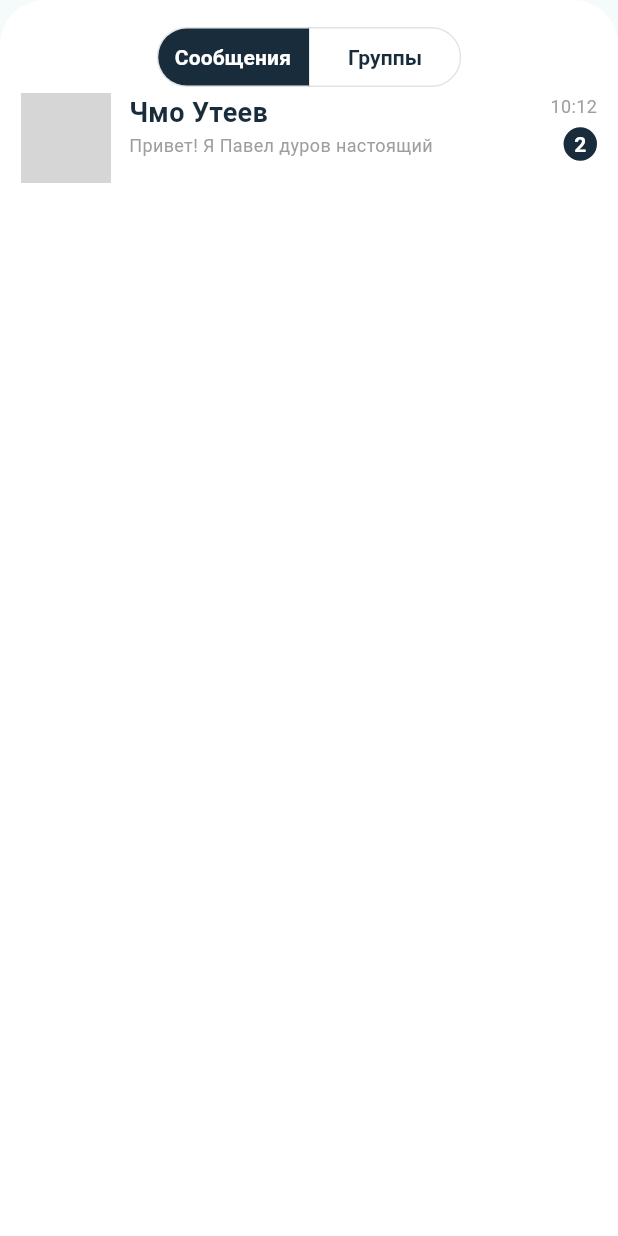
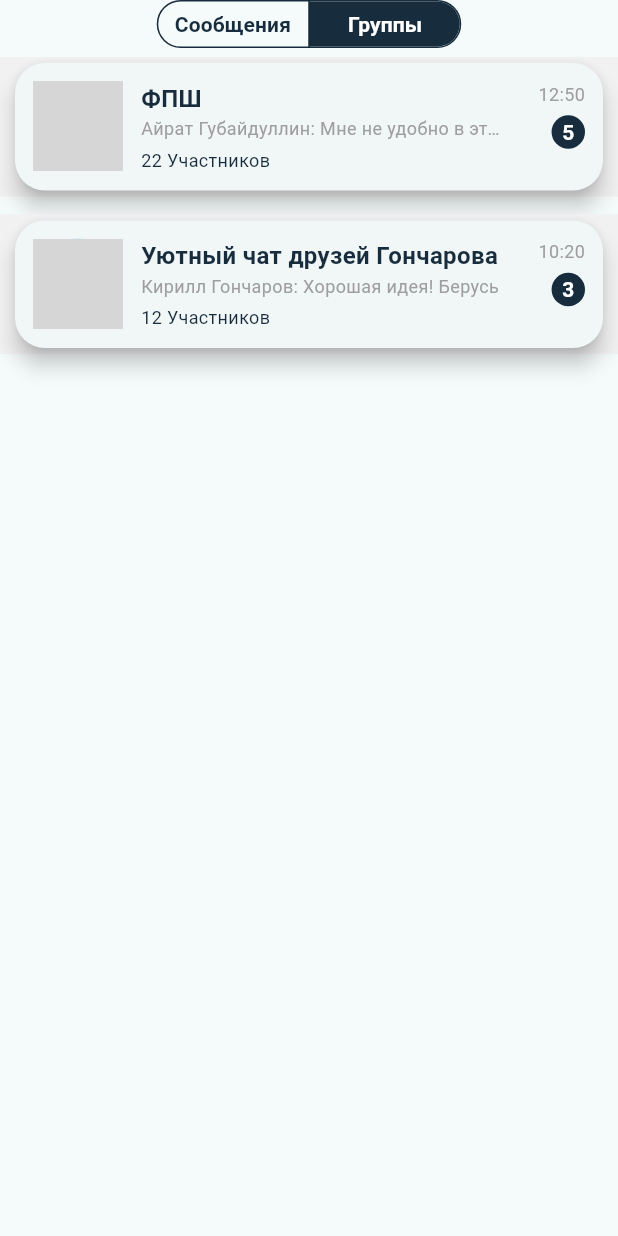
Before and after one commit to Ararat22891/federal_school, a Flutter app: the ChatHomeView widget shown alone on an empty page, opened directly, on a phone screen of 412 x 824 dp. Run offline on Flutter 3.47's test engine with Material 3 defaults, Android fonts, the phone set to English and light mode, and no system bars; our stand-ins replace persistent_bottom_nav_bar, pin_code_fields; network calls fail; grey boxes are pictures that could not be loaded.

Commit message:
group chat profile
Its all only View

```diff
--- a/lib/Colors.dart
+++ b/lib/Colors.dart
@@ -5,4 +5,5 @@ class MyColors{
   static const blue70 = Color(0xff909EC6);
   static const beige = Color(0xffDBADB2);
   static const darkbluetext = Color.fromARGB(250, 19,40,56);
+  static const white = Color.fromARGB(250, 241,241,241);
 }
--- /dev/null
+++ b/lib/features/ChatHome/Model/chatCellModel.dart
@@ -0,0 +1,72 @@
+
+class ChatCellModel{
+  String _imageUrl;
+  String _name;
+  String _lastMessage;
+  String _sentTime;
+  int _newMessagesCount;
+
+  ChatCellModel(this._imageUrl, this._name, this._lastMessage, this._sentTime,
+      this._newMessagesCount);
+
+  int get newMessagesCount => _newMessagesCount;
+  String get sentTime => _sentTime;
+  String get lastMessage => _lastMessage;
+  String get name => _name;
+  String get imageUrl => _imageUrl;
+
+
+  static var chats = [
+    ChatCellModel("https://www.yavlinsky.ru/wp-content/uploads/2019/06/yavlinsky-nemcov-e1661081340605.jpg", "Григорий Явлинский", "Привет! Рад что все хорошалакадуадлудлалкдуалкдуадлкудладлкудалкулдадлуалдаудо", "10:12", 4),
+    ChatCellModel("https://cdnn21.img.ria.ru/images/07e5/07/1b/1743041536_0:0:1501:845_1920x0_80_0_0_c8da787931e6cf9ec7741177af0bb147.jpg", "Кирилл Гончаров", "Чел надо мной лучший", "10:02", 1),
+    ChatCellModel("https://www.yavlinsky.ru/wp-content/uploads/2019/06/yavlinsky-nemcov-e1661081340605.jpg", "Григорий Явлинский", "Привет! Рад что все хорошо", "10:12", 4),
+    ChatCellModel("https://cdnn21.img.ria.ru/images/07e5/07/1b/1743041536_0:0:1501:845_1920x0_80_0_0_c8da787931e6cf9ec7741177af0bb147.jpg", "Кирилл Гончаров", "Чел надо мной лучший", "10:02", 1),
+    ChatCellModel("https://www.yavlinsky.ru/wp-content/uploads/2019/06/yavlinsky-nemcov-e1661081340605.jpg", "Григорий Явлинский", "Привет! Рад что все хорошо", "10:12", 4),
+    ChatCellModel("https://cdnn21.img.ria.ru/images/07e5/07/1b/1743041536_0:0:1501:845_1920x0_80_0_0_c8da787931e6cf9ec7741177af0bb147.jpg", "Кирилл Гончаров", "Чел надо мной лучший", "10:02", 1),
+    ChatCellModel("https://www.yavlinsky.ru/wp-content/uploads/2019/06/yavlinsky-nemcov-e1661081340605.jpg", "Григорий Явлинский", "Привет! Рад что все хорошо", "10:12", 4),
+    ChatCellModel("https://cdnn21.img.ria.ru/images/07e5/07/1b/1743041536_0:0:1501:845_1920x0_80_0_0_c8da787931e6cf9ec7741177af0bb147.jpg", "Кирилл Гончаров", "Чел надо мной лучший", "10:02", 1),
+    ChatCellModel("https://www.yavlinsky.ru/wp-content/uploads/2019/06/yavlinsky-nemcov-e1661081340605.jpg", "Григорий Явлинский", "Привет! Рад что все хорошо", "10:12", 4),
+    ChatCellModel("https://cdnn21.img.ria.ru/images/07e5/07/1b/1743041536_0:0:1501:845_1920x0_80_0_0_c8da787931e6cf9ec7741177af0bb147.jpg", "Кирилл Гончаров", "Чел надо мной лучший", "10:02", 1),
+    ChatCellModel("https://www.yavlinsky.ru/wp-content/uploads/2019/06/yavlinsky-nemcov-e1661081340605.jpg", "Григорий Явлинский", "Привет! Рад что все хорошо", "10:12", 4),
+    ChatCellModel("https://cdnn21.img.ria.ru/images/07e5/07/1b/1743041536_0:0:1501:845_1920x0_80_0_0_c8da787931e6cf9ec7741177af0bb147.jpg", "Кирилл Гончаров", "Чел надо мной лучший", "10:02", 1),
+    ChatCellModel("https://www.yavlinsky.ru/wp-content/uploads/2019/06/yavlinsky-nemcov-e1661081340605.jpg", "Григорий Явлинский", "Привет! Рад что все хорошо", "10:12", 4),
+    ChatCellModel("https://cdnn21.img.ria.ru/images/07e5/07/1b/1743041536_0:0:1501:845_1920x0_80_0_0_c8da787931e6cf9ec7741177af0bb147.jpg", "Кирилл Гончаров", "Чел надо мной лучший", "10:02", 1),
+    ChatCellModel("https://www.yavlinsky.ru/wp-content/uploads/2019/06/yavlinsky-nemcov-e1661081340605.jpg", "Григорий Явлинский", "Привет! Рад что все хорошо", "10:12", 4),
+    ChatCellModel("https://cdnn21.img.ria.ru/images/07e5/07/1b/1743041536_0:0:1501:845_1920x0_80_0_0_c8da787931e6cf9ec7741177af0bb147.jpg", "Кирилл Гончаров", "Чел надо мной лучший", "10:02", 1),
+    ChatCellModel("https://www.yavlinsky.ru/wp-content/uploads/2019/06/yavlinsky-nemcov-e1661081340605.jpg", "Григорий Явлинский", "Привет! Рад что все хорошо", "10:12", 4),
+    ChatCellModel("https://cdnn21.img.ria.ru/images/07e5/07/1b/1743041536_0:0:1501:845_1920x0_80_0_0_c8da787931e6cf9ec7741177af0bb147.jpg", "Кирилл Гончаров", "Чел надо мной лучший", "10:02", 1),
+    ChatCellModel("https://www.yavlinsky.ru/wp-content/uploads/2019/06/yavlinsky-nemcov-e1661081340605.jpg", "Григорий Явлинский", "Привет! Рад что все хорошо", "10:12", 4),
+    ChatCellModel("https://cdnn21.img.ria.ru/images/07e5/07/1b/1743041536_0:0:1501:845_1920x0_80_0_0_c8da787931e6cf9ec7741177af0bb147.jpg", "Кирилл Гончаров", "Чел надо мной лучший", "10:02", 1),
+    ChatCellModel("https://www.yavlinsky.ru/wp-content/uploads/2019/06/yavlinsky-nemcov-e1661081340605.jpg", "Григорий Явлинский", "Привет! Рад что все хорошо", "10:12", 4),
+    ChatCellModel("https://cdnn21.img.ria.ru/images/07e5/07/1b/1743041536_0:0:1501:845_1920x0_80_0_0_c8da787931e6cf9ec7741177af0bb147.jpg", "Кирилл Гончаров", "Чел надо мной лучший", "10:02", 1),
+    ChatCellModel("https://www.yavlinsky.ru/wp-content/uploads/2019/06/yavlinsky-nemcov-e1661081340605.jpg", "Григорий Явлинский", "Привет! Рад что все хорошо", "10:12", 4),
+    ChatCellModel("https://cdnn21.img.ria.ru/images/07e5/07/1b/1743041536_0:0:1501:845_1920x0_80_0_0_c8da787931e6cf9ec7741177af0bb147.jpg", "Кирилл Гончаров", "Чел надо мной лучший", "10:02", 1),
+    ChatCellModel("https://www.yavlinsky.ru/wp-content/uploads/2019/06/yavlinsky-nemcov-e1661081340605.jpg", "Григорий Явлинский", "Привет! Рад что все хорошо", "10:12", 4),
+    ChatCellModel("https://cdnn21.img.ria.ru/images/07e5/07/1b/1743041536_0:0:1501:845_1920x0_80_0_0_c8da787931e6cf9ec7741177af0bb147.jpg", "Кирилл Гончаров", "Чел надо мной лучший", "10:02", 1),
+    ChatCellModel("https://www.yavlinsky.ru/wp-content/uploads/2019/06/yavlinsky-nemcov-e1661081340605.jpg", "Григорий Явлинский", "Привет! Рад что все хорошо", "10:12", 4),
+    ChatCellModel("https://cdnn21.img.ria.ru/images/07e5/07/1b/1743041536_0:0:1501:845_1920x0_80_0_0_c8da787931e6cf9ec7741177af0bb147.jpg", "Кирилл Гончаров", "Чел надо мной лучший", "10:02", 1),
+    ChatCellModel("https://www.yavlinsky.ru/wp-content/uploads/2019/06/yavlinsky-nemcov-e1661081340605.jpg", "Григорий Явлинский", "Привет! Рад что все хорошо", "10:12", 4),
+    ChatCellModel("https://cdnn21.img.ria.ru/images/07e5/07/1b/1743041536_0:0:1501:845_1920x0_80_0_0_c8da787931e6cf9ec7741177af0bb147.jpg", "Кирилл Гончаров", "Чел надо мной лучший", "10:02", 1),
+    ChatCellModel("https://www.yavlinsky.ru/wp-content/uploads/2019/06/yavlinsky-nemcov-e1661081340605.jpg", "Григорий Явлинский", "Привет! Рад что все хорошо", "10:12", 4),
+    ChatCellModel("https://cdnn21.img.ria.ru/images/07e5/07/1b/1743041536_0:0:1501:845_1920x0_80_0_0_c8da787931e6cf9ec7741177af0bb147.jpg", "Кирилл Гончаров", "Чел надо мной лучший", "10:02", 1),
+    ChatCellModel("https://www.yavlinsky.ru/wp-content/uploads/2019/06/yavlinsky-nemcov-e1661081340605.jpg", "Григорий Явлинский", "Привет! Рад что все хорошо", "10:12", 4),
+    ChatCellModel("https://cdnn21.img.ria.ru/images/07e5/07/1b/1743041536_0:0:1501:845_1920x0_80_0_0_c8da787931e6cf9ec7741177af0bb147.jpg", "Кирилл Гончаров", "Чел надо мной лучший", "10:02", 1),
+    ChatCellModel("https://www.yavlinsky.ru/wp-content/uploads/2019/06/yavlinsky-nemcov-e1661081340605.jpg", "Григорий Явлинский", "Привет! Рад что все хорошо", "10:12", 4),
+    ChatCellModel("https://cdnn21.img.ria.ru/images/07e5/07/1b/1743041536_0:0:1501:845_1920x0_80_0_0_c8da787931e6cf9ec7741177af0bb147.jpg", "Кирилл Гончаров", "Чел надо мной лучший", "10:02", 1),
+    ChatCellModel("https://www.yavlinsky.ru/wp-content/uploads/2019/06/yavlinsky-nemcov-e1661081340605.jpg", "Григорий Явлинский", "Привет! Рад что все хорошо", "10:12", 4),
+    ChatCellModel("https://cdnn21.img.ria.ru/images/07e5/07/1b/1743041536_0:0:1501:845_1920x0_80_0_0_c8da787931e6cf9ec7741177af0bb147.jpg", "Кирилл Гончаров", "Чел надо мной лучший", "10:02", 1),
+    ChatCellModel("https://www.yavlinsky.ru/wp-content/uploads/2019/06/yavlinsky-nemcov-e1661081340605.jpg", "Григорий Явлинский", "Привет! Рад что все хорошо", "10:12", 4),
+    ChatCellModel("https://cdnn21.img.ria.ru/images/07e5/07/1b/1743041536_0:0:1501:845_1920x0_80_0_0_c8da787931e6cf9ec7741177af0bb147.jpg", "Кирилл Гончаров", "Чел надо мной лучший", "10:02", 1),
+    ChatCellModel("https://www.yavlinsky.ru/wp-content/uploads/2019/06/yavlinsky-nemcov-e1661081340605.jpg", "Григорий Явлинский", "Привет! Рад что все хорошо", "10:12", 4),
+    ChatCellModel("https://cdnn21.img.ria.ru/images/07e5/07/1b/1743041536_0:0:1501:845_1920x0_80_0_0_c8da787931e6cf9ec7741177af0bb147.jpg", "Кирилл Гончаров", "Чел надо мной лучший", "10:02", 1),
+    ChatCellModel("https://www.yavlinsky.ru/wp-content/uploads/2019/06/yavlinsky-nemcov-e1661081340605.jpg", "Григорий Явлинский", "Привет! Рад что все хорошо", "10:12", 4),
+    ChatCellModel("https://cdnn21.img.ria.ru/images/07e5/07/1b/1743041536_0:0:1501:845_1920x0_80_0_0_c8da787931e6cf9ec7741177af0bb147.jpg", "Кирилл Гончаров", "Чел надо мной лучший", "10:02", 1),
+    ChatCellModel("https://www.yavlinsky.ru/wp-content/uploads/2019/06/yavlinsky-nemcov-e1661081340605.jpg", "Григорий Явлинский", "Привет! Рад что все хорошо", "10:12", 4),
+    ChatCellModel("https://cdnn21.img.ria.ru/images/07e5/07/1b/1743041536_0:0:1501:845_1920x0_80_0_0_c8da787931e6cf9ec7741177af0bb147.jpg", "Кирилл Гончаров", "Чел надо мной лучший", "10:02", 1),
+    ChatCellModel("https://www.yavlinsky.ru/wp-content/uploads/2019/06/yavlinsky-nemcov-e1661081340605.jpg", "Григорий Явлинский", "Привет! Рад что все хорошо", "10:12", 4),
+    ChatCellModel("https://cdnn21.img.ria.ru/images/07e5/07/1b/1743041536_0:0:1501:845_1920x0_80_0_0_c8da787931e6cf9ec7741177af0bb147.jpg", "Кирилл Гончаров", "Чел надо мной лучший", "10:02", 1),
+    ChatCellModel("https://www.yavlinsky.ru/wp-content/uploads/2019/06/yavlinsky-nemcov-e1661081340605.jpg", "Григорий Явлинский", "Привет! Рад что все хорошо", "10:12", 4),
+    ChatCellModel("https://cdnn21.img.ria.ru/images/07e5/07/1b/1743041536_0:0:1501:845_1920x0_80_0_0_c8da787931e6cf9ec7741177af0bb147.jpg", "Кирилл Гончаров", "Чел надо мной лучший", "10:02", 1),
+
+  ];
+}
--- /dev/null
+++ b/lib/features/ChatHome/Model/chatGroupCellModel.dart
@@ -0,0 +1,39 @@
+
+class ChatGroupCellModel{
+  int _groupID;
+  String _imageUrl;
+  String _groupName;
+  String _lastMessageWithSender;
+  int _participantCount;
+  String _sentDateTime;
+  int _newMessageCount;
+
+  ChatGroupCellModel(
+      this._groupID,
+      this._imageUrl,
+      this._groupName,
+      this._lastMessageWithSender,
+      this._participantCount,
+      this._sentDateTime,
+      this._newMessageCount);
+
+  int get newMessageCount => _newMessageCount;
+  String get sentDateTime => _sentDateTime;
+  int get participantCount => _participantCount;
+  String get lastMessageWithSender => _lastMessageWithSender;
+  String get groupName => _groupName;
+  String get imageUrl => _imageUrl;
+  int get groupID => _groupID;
+
+  static List<ChatGroupCellModel> groups = [
+    ChatGroupCellModel(1,
+        "https://yt3.googleusercontent.com/grf0u0HVtPZQ1JyM1ANH_7Q8Xu64lwscvTXwcXlW5ejz8-C7lmiF4gVijgSbeEpnS9Y5Wy4=s900-c-k-c0x00ffffff-no-rj",
+        "ФПШ", "Айрат Губайдуллин: Мне не удобно в это время, может в 17?",
+        22, "12:50", 5),
+
+    ChatGroupCellModel(2,
+        "https://im.kommersant.ru/Issues.photo/MONEY/2015/009/KMO_146991_00063_1_t218_161258.jpg",
+        "Уютный чат друзей Гончарова", "Кирилл Гончаров: Хорошая идея! Берусь",
+        12, "10:20", 3),
+  ];
+}
--- /dev/null
+++ b/lib/features/ChatHome/View/chatGroupCellView.dart
@@ -0,0 +1,77 @@
+import 'package:federal_school/features/ChatHome/Model/chatGroupCellModel.dart';
+import 'package:flutter/material.dart';
+
+import '../../../Colors.dart';
+
+class ChatGroupCellView extends StatelessWidget {
+
+  ChatGroupCellModel group;
+  ChatGroupCellView({required this.group});
+
+  @override
+  Widget build(BuildContext context) {
+    return Material(
+      color: MyColors.white,
+      child: Container(
+        padding: EdgeInsets.symmetric(horizontal: 6,),
+        color: MyColors.white,
+        child: Card(
+          surfaceTintColor: Colors.white,
+          elevation: 6,
+          shape: RoundedRectangleBorder(
+              borderRadius: BorderRadius.circular(20)
+          ),
+            clipBehavior: Clip.hardEdge,
+            child: InkWell(
+            onTap: (){},
+            child: Container(
+              padding: EdgeInsets.all(12),
+              child: Row(
+                crossAxisAlignment: CrossAxisAlignment.start,
+                children: [
+                  CircleAvatar(
+                    foregroundImage: Image.network(group.imageUrl).image,
+                    backgroundImage: Image.asset("assets/bird.jpg").image,
+                    radius: 30,
+                  ),
+                  Container(width: 12,),
+
+
+                  Expanded(child: Column(
+                    crossAxisAlignment: CrossAxisAlignment.start,
+                    children: [
+                      Text(group.groupName, style: TextStyle(color: MyColors.darkbluetext, fontSize: 16, fontWeight: FontWeight.bold), maxLines: 1, overflow: TextOverflow.ellipsis,),
+                      Text(group.lastMessageWithSender, style: TextStyle(color: Colors.grey, fontSize: 12,), overflow: TextOverflow.ellipsis,),
+                      Container(height: 4,),
+                      Text("${group.participantCount} Участников", style: TextStyle(color: MyColors.darkbluetext, fontSize: 12), overflow: TextOverflow.ellipsis,),
+                    ],
+                  ),
+                  ),
+
+                  Container(
+                    margin: EdgeInsets.only(left: 24),
+                    child: Column(
+                      crossAxisAlignment: CrossAxisAlignment.end,
+                      children: [
+                        Text(group.sentDateTime, style: TextStyle(color: Colors.grey, fontSize: 12,),),
+                        Container(
+                          padding: EdgeInsets.all(7),
+                          decoration: BoxDecoration(
+                            color: MyColors.darkbluetext,
+                            shape: BoxShape.circle,
+                          ),
+                          child: Text(group.newMessageCount.toString(), style: TextStyle(color: Colors.white, fontSize: 14, fontWeight: FontWeight.bold),),
+                        )
+                      ],
+
+                    ),
+                  )
+                ],
+              ),
+            ),
+          )
+        ),
+      ),
+    );
+  }
+}
--- a/lib/features/ChatHome/View/chatHomeView.dart
+++ b/lib/features/ChatHome/View/chatHomeView.dart
@@ -1,4 +1,7 @@
 import 'package:federal_school/Colors.dart';
+import 'package:federal_school/features/ChatHome/Model/chatCellModel.dart';
+import 'package:federal_school/features/ChatHome/Model/chatGroupCellModel.dart';
+import 'package:federal_school/features/ChatHome/View/chatGroupCellView.dart';
 import 'package:federal_school/features/ChatHome/View/chatMessageCellView.dart';
 import 'package:flutter/material.dart';
 
@@ -10,23 +13,31 @@ class ChatHomeView extends StatelessWidget {
 
   @override
   Widget build(BuildContext context) {
-    Set<ChatType> selection = <ChatType>{ChatType.message};
+    Set<ChatType> selection = <ChatType>{ChatType.group};
 
 
-    return Container(
-      padding: EdgeInsets.all(14),
-      decoration: BoxDecoration(
-        color: Colors.white,
-        borderRadius: BorderRadius.only(topLeft: Radius.circular(30), topRight: Radius.circular(30))
-      ),
-      child: Column(
+    return Column(
         children: [
          SegmentedButton(
                 showSelectedIcon: false,
                 style: ButtonStyle(
+                  tapTargetSize: MaterialTapTargetSize.shrinkWrap,
+                  side: MaterialStatePropertyAll(BorderSide(color: MyColors.darkbluetext, width: 1)),
+                  visualDensity: VisualDensity(horizontal: -2, vertical: -2),
                   backgroundColor: MaterialStateProperty.resolveWith(
                           (state){
                         if (state.contains(MaterialState.selected)){
+                          return MyColors.darkbluetext;
+                        }
+
+                      }
+                  ),
+                  foregroundColor: MaterialStateProperty.resolveWith(
+                          (state){
+                        if (state.contains(MaterialState.selected)){
+                          return Colors.white;
+                        }
+                        else if(!state.contains(MaterialState.selected)){
                           return MyColors.darkbluetext;
                         }
                       }
@@ -35,21 +46,47 @@ class ChatHomeView extends StatelessWidget {
                 segments:[
                   ButtonSegment(
                       value: ChatType.message,
-                    label: Text("Сообщения", style: TextStyle(color: Colors.white, fontWeight: FontWeight.bold),)
+                      label: Text("Сообщения", style: TextStyle( fontWeight: FontWeight.bold),)
                   ),
 
                   ButtonSegment(
                       value: ChatType.group,
-                    label: Text("Группы", style: TextStyle(color: MyColors.darkbluetext, fontWeight: FontWeight.bold),)
+                      label: Text("Группы", style: TextStyle( fontWeight: FontWeight.bold),)
                   ),
 
 
                 ],
                 selected: selection
             ),
-          ChatMesageCellView(),
+          // Expanded(
+          //       child: ListView.builder(
+          //           shrinkWrap: true,
+          //           itemCount: ChatCellModel.chats.length,
+          //           itemBuilder: (context, index){
+          //             return ChatMesageCellView(chat: ChatCellModel.chats[index]);
+          //           }
+          //       ),
+          //
+          // ),
+
+          Expanded(
+              child: ListView.builder(
+                  shrinkWrap: true,
+                  itemCount: ChatGroupCellModel.groups.length,
+                  itemBuilder: (context, index){
+                    return Container(
+                      margin: EdgeInsets.symmetric(vertical: 6),
+                      child: ChatGroupCellView(group: ChatGroupCellModel.groups[index],),
+                    );
+                  },
+
+              )
+          )
+
+
+
         ],
-      ),
+
     );
   }
 }
--- a/lib/features/ChatHome/View/chatMessageCellView.dart
+++ b/lib/features/ChatHome/View/chatMessageCellView.dart
@@ -2,45 +2,60 @@
 import 'package:federal_school/Colors.dart';
 import 'package:flutter/material.dart';
 
+import '../Model/chatCellModel.dart';
+
 class ChatMesageCellView extends StatelessWidget {
-  const ChatMesageCellView({super.key});
+
+  ChatCellModel chat;
+  ChatMesageCellView({required this.chat});
 
   @override
   Widget build(BuildContext context) {
-    return InkWell(
+    return Material(
+      color: Colors.transparent,
+      child: Container(
+        padding: EdgeInsets.symmetric(vertical: 6),
+        child: InkWell(
             onTap: (){},
+            child: Container(
+              padding: EdgeInsets.symmetric(horizontal: 14),
               child: Row(
                 crossAxisAlignment: CrossAxisAlignment.start,
-          mainAxisAlignment: MainAxisAlignment.spaceBetween,
                 children: [
                   CircleAvatar(
-              backgroundImage: Image.network("https://www.pravilamag.ru/upload/img_cache/6fe/6feaf4ed1dfd740709864815d3a79178_ce_1080x720x0x293_cropped_666x444.jpg").image,
+                    foregroundImage: Image.network(chat.imageUrl).image,
+                    backgroundImage: Image.asset("assets/bird.jpg").image,
                     radius: 30,
                   ),
                   Container(width: 12,),
-            Column(
+
+
+                  Expanded(child: Column(
                     crossAxisAlignment: CrossAxisAlignment.start,
                     children: [
-                Text("Чмо Утеев", style: TextStyle(color: MyColors.darkbluetext, fontSize: 18, fontWeight: FontWeight.bold),),
-                Text("Привет! Я Павел дуров настоящий", style: TextStyle(color: Colors.grey, fontSize: 12,),),
+                      Text(chat.name, style: TextStyle(color: MyColors.darkbluetext, fontSize: 18, fontWeight: FontWeight.bold),),
+                      Text(chat.lastMessage, style: TextStyle(color: Colors.grey, fontSize: 12,), overflow: TextOverflow.ellipsis,),
                     ],
-            ),
-            Spacer(),
+                  ),),
                   Column(
                         crossAxisAlignment: CrossAxisAlignment.end,
                         children: [
-                Text("10:12", style: TextStyle(color: Colors.grey, fontSize: 12,),),
+                          Text(chat.sentTime, style: TextStyle(color: Colors.grey, fontSize: 12,),),
                           Container(
                             padding: EdgeInsets.all(7),
                             decoration: BoxDecoration(
                               color: MyColors.darkbluetext,
                               shape: BoxShape.circle,
                             ),
-                  child: Text("2", style: TextStyle(color: Colors.white, fontSize: 14, fontWeight: FontWeight.bold),),
+                            child: Text(chat.newMessagesCount.toString(), style: TextStyle(color: Colors.white, fontSize: 14, fontWeight: FontWeight.bold),),
                           )
                         ],
+
                   )
                 ],
+              ),
+            )
+        ),
       )
     );
   }
--- a/lib/main.dart
+++ b/lib/main.dart
@@ -16,7 +16,7 @@ class SchoolApp extends StatelessWidget{
   Widget build(BuildContext context) {
     return  MaterialApp(
       theme: ThemeData(
-        colorSchemeSeed: Colors.white
+        colorSchemeSeed: Colors.white,
       ),
       home: LoginView(),
     );
--- a/lib/textStyles/textStyles.dart
+++ b/lib/textStyles/textStyles.dart
@@ -8,13 +8,15 @@ class TextStyles{
   static TextStyle OnBoardingStyle = TextStyle(color: Colors.white, fontSize: 50, fontWeight: FontWeight.bold);
   static TextStyle LittleGrey = TextStyle(color: Colors.grey, fontSize: 14);
   static TextStyle myBodyMain = TextStyle(color: MyColors.darkbluetext, fontSize: 18, fontWeight: FontWeight.bold);
+  static TextStyle myBodyMainBig = TextStyle(color: MyColors.darkbluetext, fontSize: 20, fontWeight: FontWeight.bold);
+
   static TextStyle bodyStyle = TextStyle(color: Colors.white, fontSize: 16);
   static TextStyle subBody= TextStyle(color: MyColors.darkbluetext, fontSize: 12, fontWeight: FontWeight.normal);
   static TextStyle errorBody= TextStyle(color: Colors.red, fontSize: 12,);
   static TextStyle loginButton = TextStyle(color: Colors.white, fontSize: 18, fontWeight: FontWeight.bold);
   static TextStyle headline2= TextStyle(color: MyColors.darkbluetext, fontWeight: FontWeight.bold, fontSize: 36);
   static TextStyle headline3= TextStyle(color: MyColors.darkbluetext, fontWeight: FontWeight.bold, fontSize: 26);
-
+  static TextStyle helperBody = TextStyle(color: MyColors.darkbluetext,  fontWeight: FontWeight.w500);
   static TextStyle navBarItemSelected = TextStyle(color: MyColors.darkbluetext, fontSize: 12, fontWeight: FontWeight.bold);
   static TextStyle navBarItemUnSelected = TextStyle(color: Colors.white, fontSize: 12, fontWeight: FontWeight.w400);
 
--- a/pubspec.yaml
+++ b/pubspec.yaml
@@ -73,6 +73,7 @@ flutter:
      - assets/code_verification.png
      - assets/2022.jpg
      - assets/sitting_man.png
+     - assets/bird.jpg
 
   # An image asset can refer to one or more resolution-specific "variants", see
   # https://flutter.dev/assets-and-images/#resolution-aware
```
Also changed, not shown: lib/features/home/View/homeView.dart (+22 -7 lines), lib/features/myProfile/View/myProfileView.dart (added, +115 -0 lines), assets/bird.jpg (added). Lines whose indentation alone changed are shown as unchanged.
